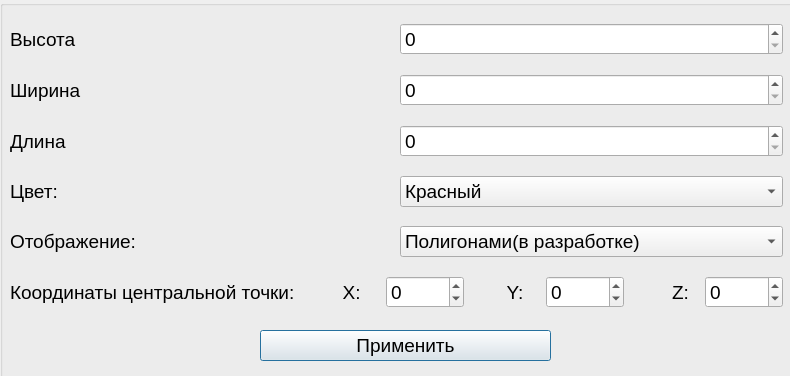
First picture: the form in parallelepipeparametr.ui, repository Greggot/Wolves-Practice-CSCE-191-, before the edit.
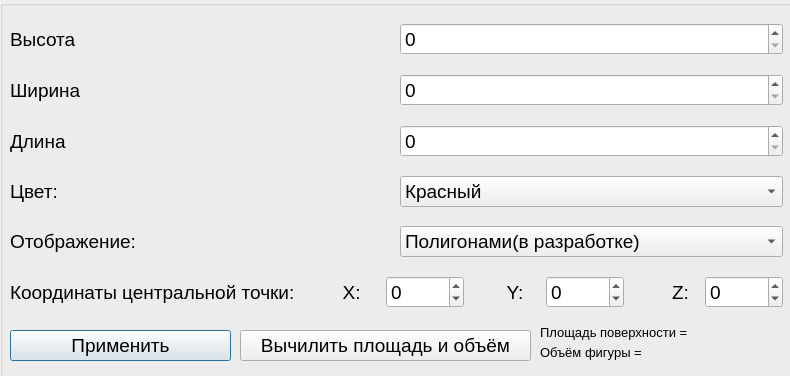
Second picture: the form after the edit.

What changed in the file:
```diff
--- a/parallelepipeparametr.ui
+++ b/parallelepipeparametr.ui
@@ -40,9 +40,9 @@
    <widget class="QPushButton" name="ok">
     <property name="geometry">
      <rect>
-      <x>260</x>
+      <x>10</x>
       <y>330</y>
-      <width>291</width>
+      <width>221</width>
       <height>31</height>
      </rect>
     </property>
@@ -323,6 +323,96 @@
      </item>
     </layout>
    </widget>
+   <widget class="QPushButton" name="ok_2">
+    <property name="geometry">
+     <rect>
+      <x>240</x>
+      <y>330</y>
+      <width>291</width>
+      <height>31</height>
+     </rect>
+    </property>
+    <property name="font">
+     <font>
+      <pointsize>14</pointsize>
+     </font>
+    </property>
+    <property name="text">
+     <string>Вычилить площадь и объём</string>
+    </property>
+   </widget>
+   <widget class="QLabel" name="ob">
+    <property name="geometry">
+     <rect>
+      <x>640</x>
+      <y>340</y>
+      <width>155</width>
+      <height>25</height>
+     </rect>
+    </property>
+    <property name="font">
+     <font>
+      <pointsize>10</pointsize>
+     </font>
+    </property>
+    <property name="text">
+     <string/>
+    </property>
+   </widget>
+   <widget class="QLabel" name="label_13">
+    <property name="geometry">
+     <rect>
+      <x>540</x>
+      <y>320</y>
+      <width>155</width>
+      <height>25</height>
+     </rect>
+    </property>
+    <property name="font">
+     <font>
+      <pointsize>10</pointsize>
+     </font>
+    </property>
+    <property name="text">
+     <string>Площадь поверхности = </string>
+    </property>
+   </widget>
+   <widget class="QLabel" name="pl">
+    <property name="geometry">
+     <rect>
+      <x>690</x>
+      <y>320</y>
+      <width>155</width>
+      <height>25</height>
+     </rect>
+    </property>
+    <property name="font">
+     <font>
+      <pointsize>10</pointsize>
+     </font>
+    </property>
+    <property name="text">
+     <string/>
+    </property>
+   </widget>
+   <widget class="QLabel" name="label_14">
+    <property name="geometry">
+     <rect>
+      <x>540</x>
+      <y>340</y>
+      <width>101</width>
+      <height>25</height>
+     </rect>
+    </property>
+    <property name="font">
+     <font>
+      <pointsize>10</pointsize>
+     </font>
+    </property>
+    <property name="text">
+     <string>Объём фигуры = </string>
+    </property>
+   </widget>
   </widget>
  </widget>
  <resources/>
```
